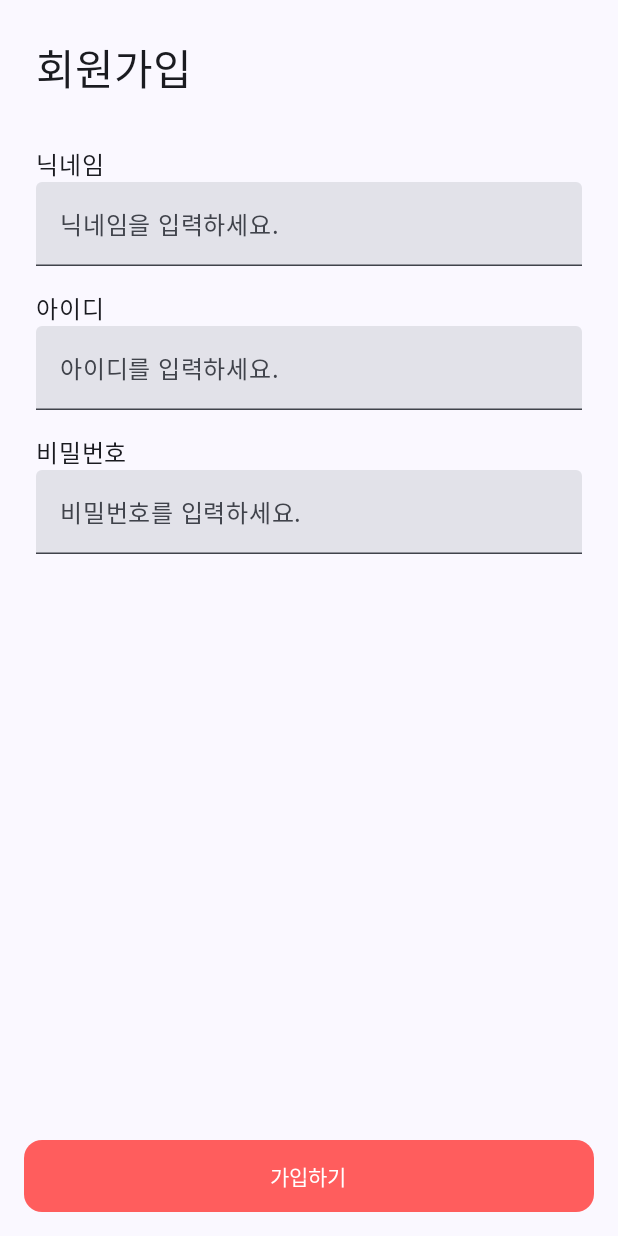
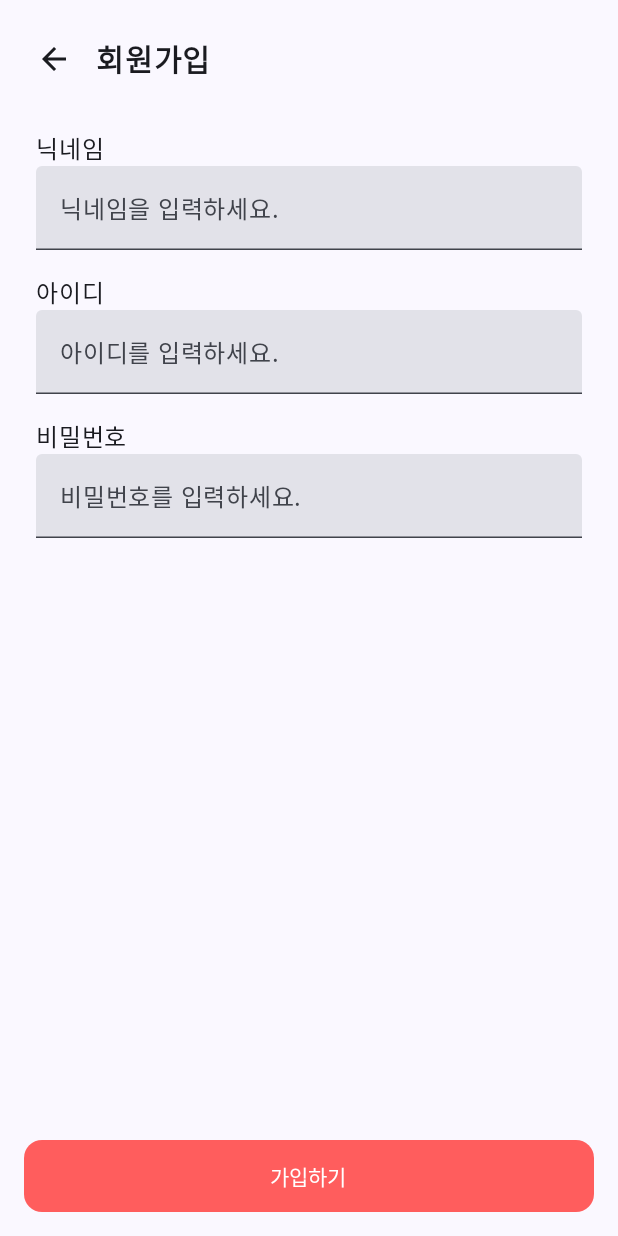
Before and after one commit to rokmcBum/ReCheck, an Android app built with Jetpack Compose: the LoginScreen screen opened through its navigation route, after a tap on "회원가입", on a phone screen of 412 x 824 dp. Run offline under Robolectric (Android 15) with nearby library versions, the phone set to English and light mode, and no system bars; our stand-ins replace Room's generated code; 1 other tap on this screen came first.

Commit message:
feat: add back in register

```diff
--- a/app/src/main/java/com/example/recheck/navGraph/navGraph.kt
+++ b/app/src/main/java/com/example/recheck/navGraph/navGraph.kt
@@ -1,6 +1,7 @@
 package com.example.recheck.navGraph
 
 import AddFoodScreen
+import LoginScreen
 import RegisterScreen
 import android.annotation.SuppressLint
 import androidx.compose.runtime.Composable
@@ -14,7 +15,6 @@ import androidx.navigation.compose.composable
 import com.example.recheck.calendar.ui.CalendarScreen
 import com.example.recheck.model.Routes
 import com.example.recheck.uicomponent.InitScreen
-import com.example.recheck.uicomponent.LoginScreen
 import com.example.recheck.uicomponent.MyPageScreen
 import com.example.recheck.uicomponent.WelcomeScreen
 import com.example.recheck.viewmodel.FoodViewModel
--- a/app/src/main/java/com/example/recheck/uicomponent/LoginScreen.kt
+++ b/app/src/main/java/com/example/recheck/uicomponent/LoginScreen.kt
@@ -1,22 +1,28 @@
-package com.example.recheck.uicomponent
-
 import android.annotation.SuppressLint
-import androidx.compose.foundation.layout.Arrangement
+import androidx.compose.foundation.clickable
+import androidx.compose.foundation.layout.Box
 import androidx.compose.foundation.layout.Column
+import androidx.compose.foundation.layout.Row
 import androidx.compose.foundation.layout.Spacer
 import androidx.compose.foundation.layout.fillMaxSize
 import androidx.compose.foundation.layout.fillMaxWidth
 import androidx.compose.foundation.layout.height
 import androidx.compose.foundation.layout.padding
+import androidx.compose.foundation.layout.size
+import androidx.compose.foundation.layout.width
+import androidx.compose.foundation.shape.RoundedCornerShape
+import androidx.compose.material.icons.Icons
+import androidx.compose.material.icons.filled.ArrowBack
 import androidx.compose.material3.Button
-import androidx.compose.material3.MaterialTheme
-import androidx.compose.material3.OutlinedTextField
+import androidx.compose.material3.ButtonDefaults
+import androidx.compose.material3.Icon
 import androidx.compose.material3.Scaffold
 import androidx.compose.material3.SnackbarHost
 import androidx.compose.material3.SnackbarHostState
 import androidx.compose.material3.Surface
 import androidx.compose.material3.Text
 import androidx.compose.material3.TextButton
+import androidx.compose.material3.TextField
 import androidx.compose.runtime.Composable
 import androidx.compose.runtime.LaunchedEffect
 import androidx.compose.runtime.collectAsState
@@ -27,8 +33,11 @@ import androidx.compose.runtime.rememberCoroutineScope
 import androidx.compose.runtime.setValue
 import androidx.compose.ui.Alignment
 import androidx.compose.ui.Modifier
+import androidx.compose.ui.graphics.Color
+import androidx.compose.ui.text.font.FontWeight
 import androidx.compose.ui.text.input.PasswordVisualTransformation
 import androidx.compose.ui.unit.dp
+import androidx.compose.ui.unit.sp
 import androidx.navigation.NavController
 import com.example.recheck.model.Routes
 import com.example.recheck.viewmodel.UserViewModel
@@ -57,9 +66,7 @@ fun LoginScreen(
     }
 
     Scaffold(
-        snackbarHost = {
-            SnackbarHost(hostState = snackbarHostState)
-        }
+        snackbarHost = { SnackbarHost(snackbarHostState) }
     ) { innerPadding ->
         Surface(
             modifier = Modifier
@@ -70,32 +77,68 @@ fun LoginScreen(
                 modifier = Modifier
                     .padding(horizontal = 32.dp)
                     .fillMaxSize(),
-                verticalArrangement = Arrangement.Center,
-                horizontalAlignment = Alignment.CenterHorizontally
+                horizontalAlignment = Alignment.Start
             ) {
-                Text(text = "로그인", style = MaterialTheme.typography.headlineMedium)
-                Spacer(modifier = Modifier.height(24.dp))
+                Spacer(modifier = Modifier.height(16.dp))
 
-                OutlinedTextField(
+                Row(
+                    verticalAlignment = Alignment.CenterVertically
+                ) {
+                    Icon(
+                        imageVector = Icons.Default.ArrowBack,
+                        contentDescription = "Back",
+                        modifier = Modifier
+                            .size(24.dp)
+                            .clickable { navController.popBackStack() }
+                    )
+                    Spacer(modifier = Modifier.width(16.dp))
+                    Text(
+                        text = "로그인",
+                        fontSize = 20.sp,
+                        fontWeight = FontWeight.Bold
+                    )
+                }
+
+                Spacer(modifier = Modifier.height(48.dp))
+
+                Text(text = "아이디")
+                TextField(
                     value = email,
                     onValueChange = { email = it },
-                    label = { Text("이메일") },
+                    placeholder = { Text("아이디를 입력하세요.") },
                     singleLine = true,
                     modifier = Modifier.fillMaxWidth()
                 )
 
                 Spacer(modifier = Modifier.height(16.dp))
 
-                OutlinedTextField(
+                Text(text = "비밀번호")
+                TextField(
                     value = password,
                     onValueChange = { password = it },
-                    label = { Text("비밀번호") },
+                    placeholder = { Text("비밀번호를 입력하세요.") },
                     singleLine = true,
                     visualTransformation = PasswordVisualTransformation(),
                     modifier = Modifier.fillMaxWidth()
                 )
 
-                Spacer(modifier = Modifier.height(24.dp))
+                Spacer(modifier = Modifier.height(16.dp))
+
+                Box(
+                    modifier = Modifier
+                        .fillMaxWidth()
+                        .padding(vertical = 8.dp)
+                        .clickable { navController.navigate(Routes.Register.route) },
+                    contentAlignment = Alignment.Center
+                ) {
+                    TextButton(onClick = { navController.navigate(Routes.Register.route) }) {
+                        Text(
+                            text = "회원가입",
+                            color = Color(0xFFFF5D5D),
+                            fontWeight = FontWeight.Medium
+                        )
+                    }
+                }
 
                 Button(
                     onClick = {
@@ -106,19 +149,20 @@ fun LoginScreen(
                             }
                         }
                     },
-                    modifier = Modifier.fillMaxWidth()
+                    modifier = Modifier
+                        .fillMaxWidth()
+                        .height(48.dp),
+                    colors = ButtonDefaults.buttonColors(
+                        containerColor = Color(0xFFFF5D5D)
+                    ),
+                    shape = RoundedCornerShape(12.dp)
                 ) {
-                    Text("로그인")
-                }
-
-                Spacer(modifier = Modifier.height(12.dp))
-
-                GoogleSignInButton(onClick = onGoogleSignIn)
-
-                Spacer(modifier = Modifier.height(24.dp))
-
-                TextButton(onClick = { navController.navigate(Routes.Register.route) }) {
-                    Text("회원가입")
+                    Text(
+                        text = "로그인",
+                        color = Color.White,
+                        fontSize = 16.sp,
+                        fontWeight = FontWeight.Medium
+                    )
                 }
             }
         }
--- a/app/src/main/java/com/example/recheck/uicomponent/RegisterScreen.kt
+++ b/app/src/main/java/com/example/recheck/uicomponent/RegisterScreen.kt
@@ -1,17 +1,23 @@
+import androidx.compose.foundation.clickable
 import androidx.compose.foundation.layout.Arrangement
 import androidx.compose.foundation.layout.Box
 import androidx.compose.foundation.layout.Column
+import androidx.compose.foundation.layout.Row
 import androidx.compose.foundation.layout.Spacer
 import androidx.compose.foundation.layout.fillMaxSize
 import androidx.compose.foundation.layout.fillMaxWidth
 import androidx.compose.foundation.layout.height
 import androidx.compose.foundation.layout.padding
+import androidx.compose.foundation.layout.size
+import androidx.compose.foundation.layout.width
 import androidx.compose.foundation.rememberScrollState
 import androidx.compose.foundation.shape.RoundedCornerShape
 import androidx.compose.foundation.verticalScroll
+import androidx.compose.material.icons.Icons
+import androidx.compose.material.icons.filled.ArrowBack
 import androidx.compose.material3.Button
 import androidx.compose.material3.ButtonDefaults
-import androidx.compose.material3.MaterialTheme
+import androidx.compose.material3.Icon
 import androidx.compose.material3.Scaffold
 import androidx.compose.material3.SnackbarHost
 import androidx.compose.material3.SnackbarHostState
@@ -26,8 +32,10 @@ import androidx.compose.runtime.setValue
 import androidx.compose.ui.Alignment
 import androidx.compose.ui.Modifier
 import androidx.compose.ui.graphics.Color
+import androidx.compose.ui.text.font.FontWeight
 import androidx.compose.ui.text.input.PasswordVisualTransformation
 import androidx.compose.ui.unit.dp
+import androidx.compose.ui.unit.sp
 import androidx.navigation.NavController
 import com.example.recheck.model.Routes
 import com.example.recheck.roomDB.UserEntity
@@ -95,12 +103,23 @@ fun RegisterScreen(userViewModel: UserViewModel, navController: NavController) {
             horizontalAlignment = Alignment.Start
         ) {
             Spacer(modifier = Modifier.height(24.dp))
-
-            Text(
-                text = "회원가입",
-                style = MaterialTheme.typography.headlineMedium
-            )
-
+            Row(
+                verticalAlignment = Alignment.CenterVertically
+            ) {
+                Icon(
+                    imageVector = Icons.Default.ArrowBack,
+                    contentDescription = "Back",
+                    modifier = Modifier
+                        .size(24.dp)
+                        .clickable { navController.popBackStack() }
+                )
+                Spacer(modifier = Modifier.width(16.dp))
+                Text(
+                    text = "회원가입",
+                    fontSize = 20.sp,
+                    fontWeight = FontWeight.Bold
+                )
+            }
             Spacer(modifier = Modifier.height(32.dp))
 
             Text(text = "닉네임")
```
